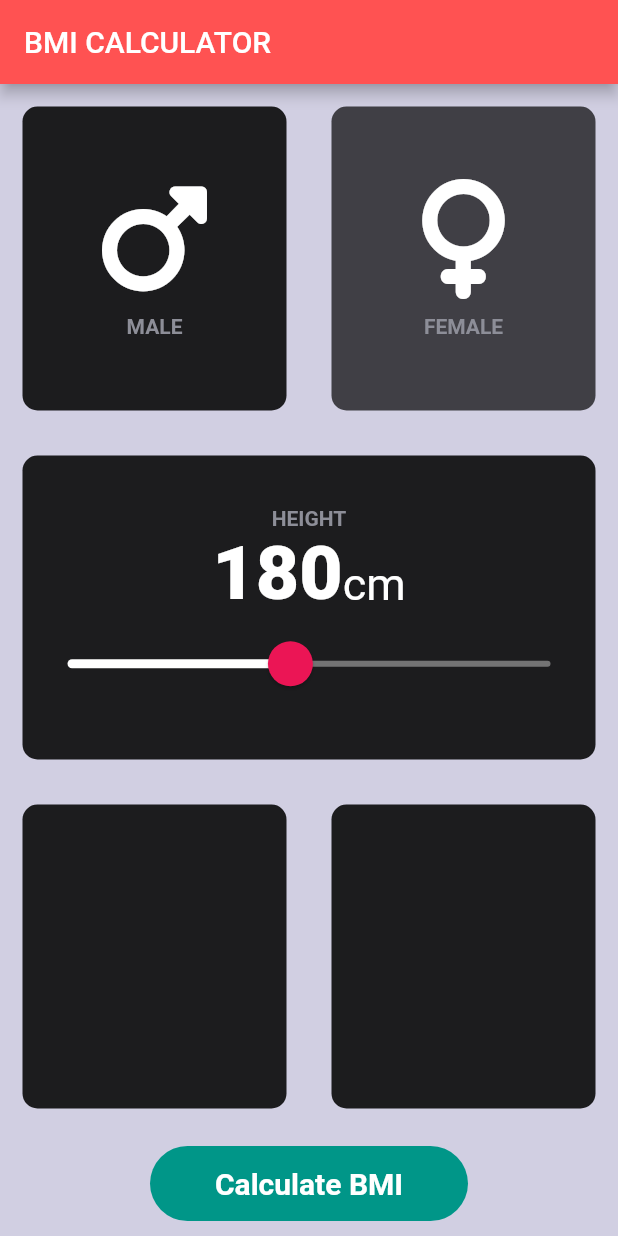
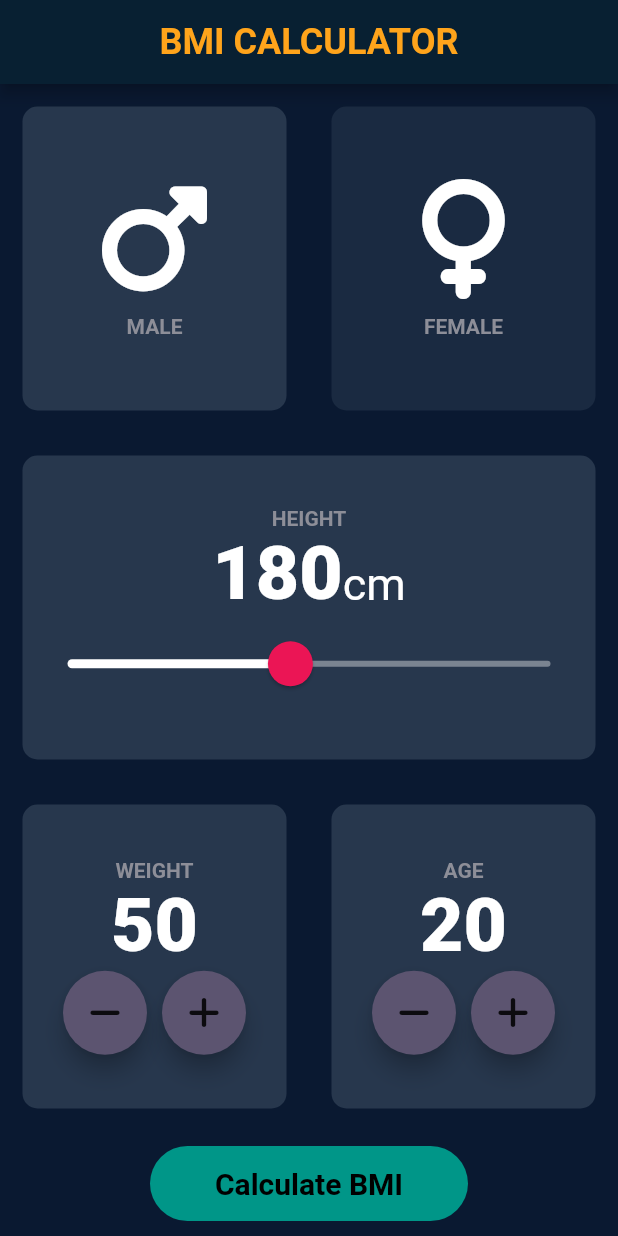
Before and after one commit to AshenSandeep/Flutter-Projects, a Flutter app: the screen it shows after launch, on a phone screen of 412 x 824 dp. Run offline on Flutter 3.47's test engine with Material 2 defaults, Android fonts, the phone set to English and light mode, and no system bars; our stand-ins replace audioplayers, font_awesome_flutter.

Commit message:
Weight and Age buttons are added

```diff
--- a/bmi_calculator/lib/constants.dart
+++ b/bmi_calculator/lib/constants.dart
@@ -1,8 +1,10 @@
+import 'dart:ui';
+
 import 'package:flutter/material.dart';
 
 
-const kActiveCardColour = Colors.black87;
-const kInactiveCardColour = Color(0xB1000000);
+const kActiveCardColour = Color(0xFF27374D);
+const kInactiveCardColour = Color(0x8F27374D);
 
 const kTextStyle = TextStyle(
   color: Color(0xFF8D8E98),
@@ -14,3 +16,9 @@ const kTextNumberStyle = TextStyle(
   fontSize: 50,
   color: Colors.white,
 );
+
+const kLargeButtonStyle = TextStyle(
+  fontSize: 20.0,
+  fontWeight: FontWeight.bold,
+  color: Colors.black,
+);
--- a/bmi_calculator/lib/input_page.dart
+++ b/bmi_calculator/lib/input_page.dart
@@ -3,7 +3,7 @@ import 'package:font_awesome_flutter/font_awesome_flutter.dart';
 import 'reuseContainer.dart';
 import 'iconWidget.dart';
 import 'constants.dart';
-
+import 'results_page.dart';
 enum Gender {
   MALE,
   FEMALE,
@@ -19,33 +19,25 @@ class _InputPageState extends State<InputPage> {
   Color femaleCardColour = kInactiveCardColour;
   Gender selectedGender = Gender.MALE;
   int height = 180;
-  //1 = male, 0 = female
-  // void updateColour(Gender gender) {
-  //   // if (gender == Gender.MALE) {
-  //   //   if (maleCardColour == inactiveCardColour) {        //these lines of codes are replaced by the Ternary
-  //   //     maleCardColour = activeCardColour;
-  //   //     femaleCardColour = inactiveCardColour;
-  //   //
-  //   //   } else {
-  //   //     maleCardColour = inactiveCardColour;
-  //   //   }
-  //   // }
-  //   //  if (gender == Gender.FEMALE) {
-  //   //   if (femaleCardColour == inactiveCardColour) {
-  //   //     femaleCardColour = activeCardColour;
-  //   //     maleCardColour = inactiveCardColour;
-  //   //   } else {
-  //   //     femaleCardColour = inactiveCardColour;
-  //   //   }
-  //   // }
-  // }
+  int weight = 50;
+  int age = 20;
 
   @override
   Widget build(BuildContext context) {
     return Scaffold(
       appBar: AppBar(
-        title: Text('BMI CALCULATOR'),
-        backgroundColor: Colors.redAccent,
+        title: Center(
+          child: Text(
+            'BMI CALCULATOR',
+
+            style: TextStyle(
+              fontWeight: FontWeight.bold,
+              fontSize: 24.0,
+              color: Color(0xFFFFA41B),
+            ),
+          ),
+        ),
+        backgroundColor: Color(0xFF082032),
       ),
       body: Column(
         children: <Widget>[
@@ -101,8 +93,10 @@ class _InputPageState extends State<InputPage> {
                     crossAxisAlignment: CrossAxisAlignment.baseline,
                     textBaseline: TextBaseline.alphabetic,
                     children: <Widget>[
-                      Text(height.toString(),
-                          style: kTextNumberStyle,),
+                      Text(
+                        height.toString(),
+                        style: kTextNumberStyle,
+                      ),
                       Text(
                         'cm',
                         style: TextStyle(
@@ -127,7 +121,7 @@ class _InputPageState extends State<InputPage> {
                       min: 120.0,
                       max: 250.0,
                       inactiveColor: Colors.white38,
-                      onChanged: (double newValue){
+                      onChanged: (double newValue) {
                         setState(() {
                           height = newValue.round();
                         });
@@ -140,30 +134,116 @@ class _InputPageState extends State<InputPage> {
           ),
           Expanded(
             child: Row(
+              mainAxisAlignment: MainAxisAlignment.center,
+              crossAxisAlignment: CrossAxisAlignment.center,
               children: <Widget>[
                 Expanded(
                   child: ReuseContainer(
                     colour: kActiveCardColour,
+                    cardChild: Column(
+                      mainAxisAlignment: MainAxisAlignment.center,
+                      children: <Widget>[
+                        Text(
+                          'WEIGHT',
+                          style: kTextStyle,
+                        ),
+                        Text(
+                          weight.toString(),
+                          style: kTextNumberStyle,
+                        ),
+                        Row(
+                          mainAxisAlignment: MainAxisAlignment.center,
+                          children: <Widget>[
+                            RoundIconButton(
+                              icon: FontAwesomeIcons.minus,
+                              onPressed: () {
+                                setState(
+                                  () {
+                                    if (weight > 0) {
+                                      weight--;
+                                    }
+                                  },
+                                );
+                              },
+                            ),
+                            SizedBox(width: 10),
+                            RoundIconButton(
+                              icon: FontAwesomeIcons.plus,
+                              onPressed: () {
+                                setState(
+                                  () {
+                                    weight++;
+                                  },
+                                );
+                              },
+                            ),
+                          ],
+                        )
+                      ],
+                    ),
                   ),
                 ),
                 Expanded(
                   child: ReuseContainer(
                     colour: kActiveCardColour,
+                    cardChild: Column(
+                      mainAxisAlignment: MainAxisAlignment.center,
+                      children: <Widget>[
+                        Text(
+                          'AGE',
+                          style: kTextStyle,
+                        ),
+                        Text(
+                          age.toString(),
+                          style: kTextNumberStyle,
+                        ),
+                        Row(
+                          mainAxisAlignment: MainAxisAlignment.center,
+                          children: <Widget>[
+                            RoundIconButton(
+                              icon: FontAwesomeIcons.minus,
+                              onPressed: () {
+                                setState(
+                                  () {
+                                    if (age > 0) {
+                                      age--;
+                                    }
+                                  },
+                                );
+                              },
+                            ),
+                            SizedBox(width: 10),
+                            RoundIconButton(
+                              icon: FontAwesomeIcons.plus,
+                              onPressed: () {
+                                setState(
+                                  () {
+                                    age++;
+                                  },
+                                );
+                              },
+                            ),
+                          ],
+                        )
+                      ],
+                    ),
                   ),
                 ),
               ],
             ),
           ),
-          Container(
-            margin: EdgeInsets.only(top: 10, bottom: 10, left: 100, right: 100),
+          GestureDetector(
+            onTap: (){
+              Navigator.push(context,MaterialPageRoute(builder: (context) => ResultsPage()));
+            },
+            child: Container(
+              margin: EdgeInsets.only(top: 10, bottom: 10, left:
+              100, right: 100),
               width: double.infinity,
               child: Center(
                 child: Text(
                   'Calculate BMI',
-                style: TextStyle(
-                    color: Colors.white,
-                    fontWeight: FontWeight.bold,
-                    fontSize: 20),
+                  style: kLargeButtonStyle,
                 ),
               ),
               height: 50.0,
@@ -171,9 +251,32 @@ class _InputPageState extends State<InputPage> {
                 borderRadius: BorderRadius.circular(50.0),
                 color: Colors.teal,
               ),
+            ),
           )
         ],
       ),
     );
   }
 }
+
+class RoundIconButton extends StatelessWidget {
+  final IconData icon;
+  final void Function() onPressed;
+
+  RoundIconButton({required this.icon, required this.onPressed});
+
+  @override
+  Widget build(BuildContext context) {
+    return RawMaterialButton(
+      onPressed: onPressed,
+      child: Icon(icon),
+      shape: CircleBorder(),
+      fillColor: Color(0xFF5C5470),
+      elevation: 6.0,
+      constraints: BoxConstraints.tightFor(
+        width: 56.0,
+        height: 56.0,
+      ),
+    );
+  }
+}
--- a/bmi_calculator/lib/main.dart
+++ b/bmi_calculator/lib/main.dart
@@ -1,21 +1,19 @@
 import 'package:flutter/material.dart';
 import 'input_page.dart';
 
-
-void main(){
+void main() {
   runApp(BMI());
 }
+
 class BMI extends StatelessWidget {
-
   @override
   Widget build(BuildContext context) {
     return MaterialApp(
       theme: ThemeData(
         primaryColor: Colors.green, // Set your primary color here
-        scaffoldBackgroundColor: Color(0xFFd1cfe2),
-
+        scaffoldBackgroundColor: Color(0xFF0A1931),
       ),
-      home:InputPage(),
+      home: InputPage(),
     );
   }
 }
--- /dev/null
+++ b/bmi_calculator/lib/results_page.dart
@@ -0,0 +1,22 @@
+import 'package:flutter/material.dart';
+
+class ResultsPage extends StatelessWidget {
+
+  @override
+  Widget build(BuildContext context) {
+    return Scaffold(
+      appBar: AppBar(
+        title: Center(
+          child: Text(
+            'BMI CALCULATOR',
+            style: TextStyle(
+              fontWeight: FontWeight.bold,
+              fontSize: 24.0,
+            ),
+          ),
+        ),
+        backgroundColor: Color(0xFF082032),
+      ),
+    ) ;
+  }
+}
--- a/bmi_calculator/pubspec.yaml
+++ b/bmi_calculator/pubspec.yaml
@@ -35,8 +35,7 @@ dependencies:
   # The following adds the Cupertino Icons font to your application.
   # Use with the CupertinoIcons class for iOS style icons.
   cupertino_icons: ^1.0.2
-  font_awesome_flutter: ^10.0.0
-
+  font_awesome_flutter: ^10.5.0
 dev_dependencies:
   flutter_test:
     sdk: flutter
```
Lines whose indentation alone changed are shown as unchanged.
